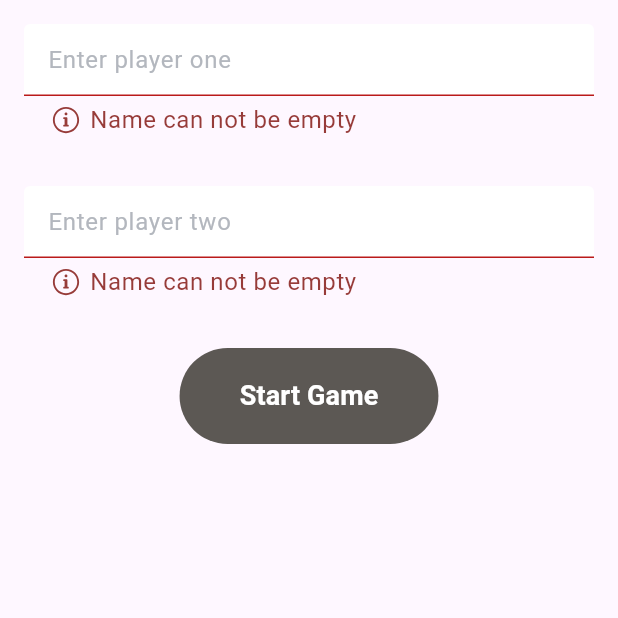
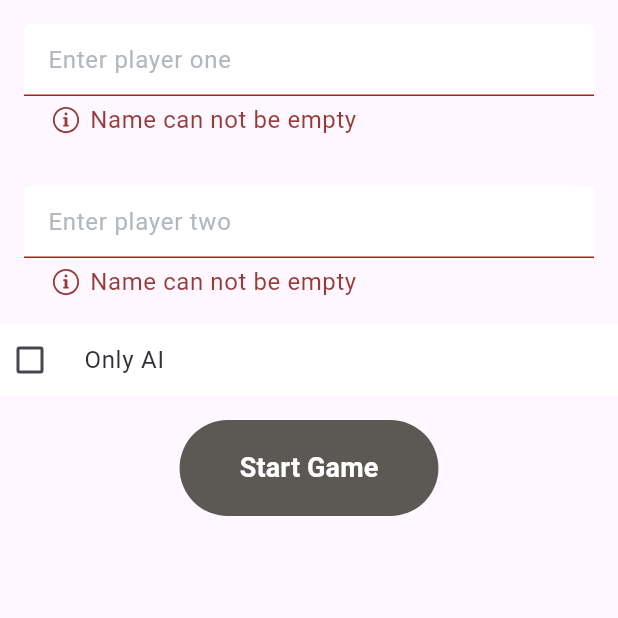
Before and after one commit to PhilipSA/Shove, a Flutter app: the PlayersWidget screen opened directly with empty values, after a tap on "Start Game", on a phone screen of 412 x 824 dp, the top half of it. Run offline on Flutter 3.47's test engine with Material 3 defaults, Android fonts, the phone set to English and light mode, and no system bars; our stand-ins replace audioplayers, flutter_svg, path_drawing.

Commit message:
Add toggable AI-only mode

```diff
--- a/shove/lib/player_selection_widget.dart
+++ b/shove/lib/player_selection_widget.dart
@@ -1,9 +1,12 @@
 import 'package:audioplayers/audioplayers.dart';
 import 'package:flutter/material.dart';
+import 'package:shove/ai/random_ai.dart';
 import 'package:shove/cellula/cellula_foundation/cellula_foundation.dart';
 import 'package:shove/cellula/cellula_foundation/cellula_tokens.dart';
 import 'package:shove/cellula/cellula_foundation/components/cellula_button.dart';
+import 'package:shove/cellula/cellula_foundation/components/cellula_input_checkbox.dart';
 import 'package:shove/cellula/cellula_foundation/components/cellula_textinput.dart';
+import 'package:shove/game_objects/abstraction/i_player.dart';
 import 'package:shove/game_objects/shove_game.dart';
 import 'package:shove/game_objects/shove_player.dart';
 import 'package:shove/ui/game_board_widget/shove_board_widget.dart';
@@ -21,6 +24,7 @@ class _PlayersWidgetState extends State<PlayersWidget> {
   final playerTwo = TextEditingController();
   String? playerOneErrorText;
   String? playerTwoErrorText;
+  bool _aiCheckbox = false;
 
   @override
   void dispose() {
@@ -30,9 +34,21 @@ class _PlayersWidgetState extends State<PlayersWidget> {
     super.dispose();
   }
 
+  void onChanged(bool? value) {
+    setState(() {
+      _aiCheckbox = value!;
+    });
+  }
+
   void onStartClick() {
-    final player1 = ShovePlayer(playerOne.value.text, true);
-    final player2 = ShovePlayer(playerTwo.value.text, false);
+    IPlayer player1 = ShovePlayer(playerOne.value.text, true);
+    IPlayer player2 = ShovePlayer(playerTwo.value.text, false);
+
+    if (_aiCheckbox) {
+      player1 = RandomAi(playerOne.value.text, true);
+      player2 = RandomAi(playerTwo.value.text, false);
+    }
+
     final shoveGame = ShoveGame(player1, player2);
 
     if (playerOne.value.text.isEmpty || playerTwo.value.text.isEmpty) {
@@ -56,8 +72,7 @@ class _PlayersWidgetState extends State<PlayersWidget> {
 
   @override
   Widget build(BuildContext context) {
-    return SizedBox(
-      child: Center(
+    return Center(
       child: Scaffold(
           body: Column(
         children: [
@@ -85,6 +100,13 @@ class _PlayersWidgetState extends State<PlayersWidget> {
               onChanged: (String) {},
             ),
           ),
+          CellulaInputCheckbox(
+              cellulaTokens: CellulaTokens.none(),
+              value: _aiCheckbox,
+              enabled: true,
+              title: 'Only AI',
+              hasValidationError: false,
+              onChanged: onChanged),
           Padding(
             padding: EdgeInsets.all(CellulaSpacing.x2.spacing),
             child: CellulaButton(
@@ -96,7 +118,6 @@ class _PlayersWidgetState extends State<PlayersWidget> {
           )
         ],
       )),
-      ),
     );
   }
 }
```
Lines whose indentation alone changed are shown as unchanged.
